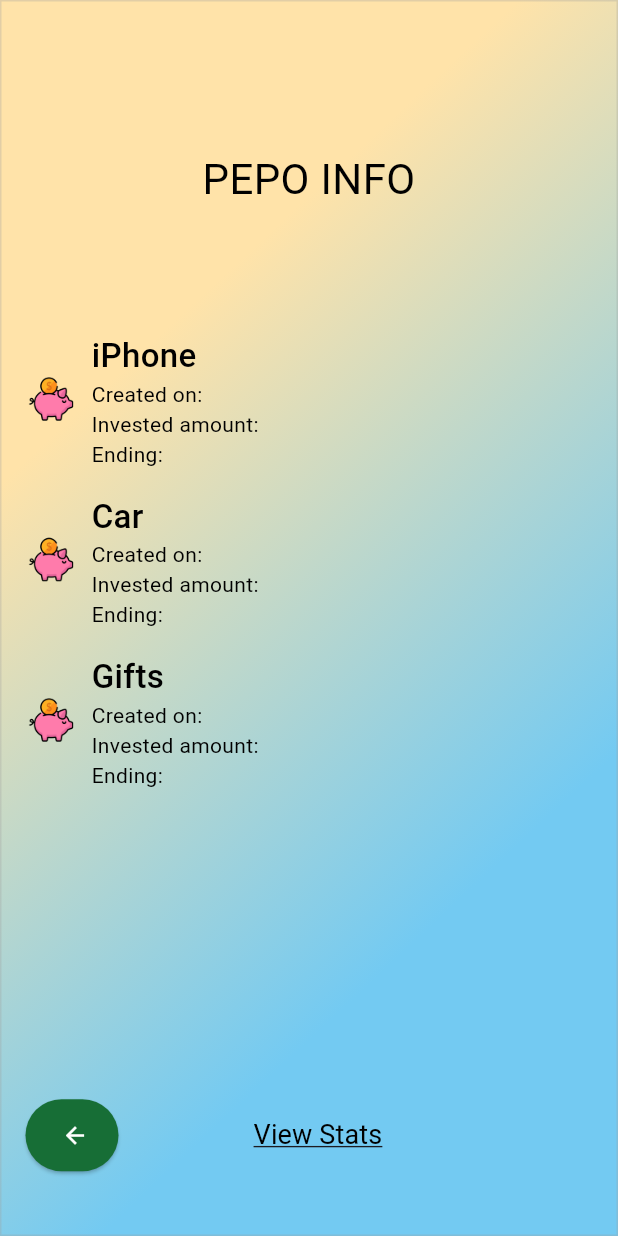
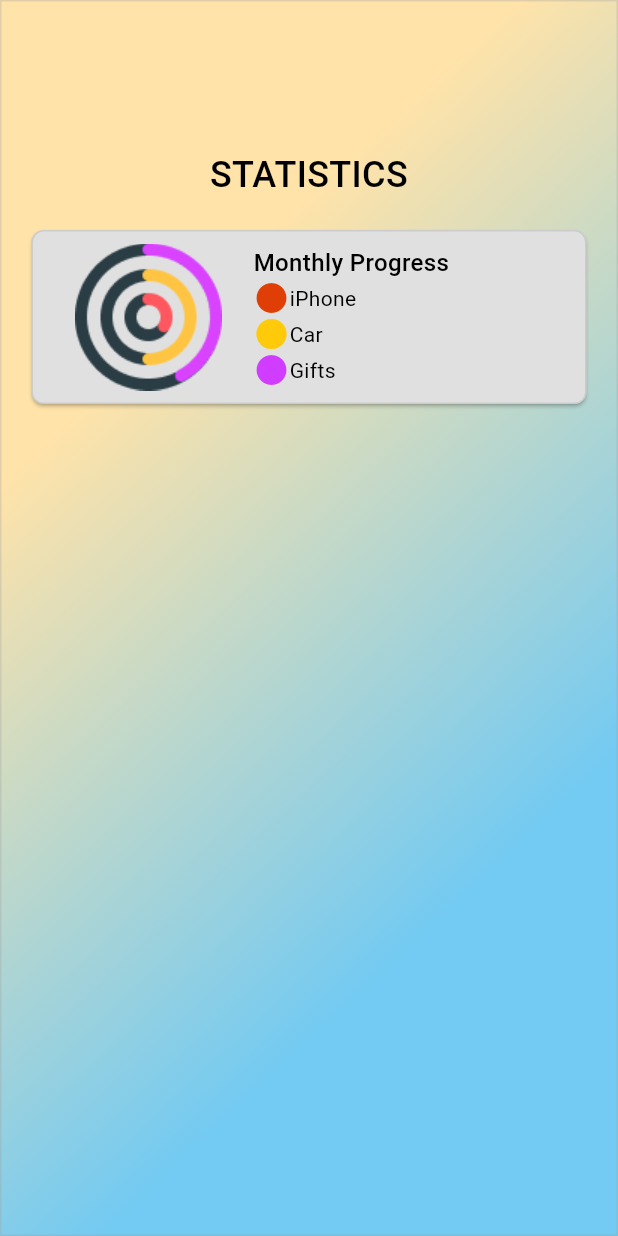
Before and after one commit to pepo-app/pepo, a Flutter app: the PepoListScreen screen opened by its route, after a tap on "View Stats", on a phone screen of 412 x 824 dp. Run offline on Flutter 3.47's test engine with Material 2 defaults, Android fonts, the phone set to English and light mode, and no system bars; our stand-ins replace flutter_secure_storage, get; missing offline and left inert: flutter_custom_cards, flutter_shapes, soundpool; accounts and stored records are empty.

Commit message:
implement pepo list page

```diff
--- a/lib/main.dart
+++ b/lib/main.dart
@@ -11,6 +11,7 @@ import 'package:pepo/screens/splash.dart';
 import 'package:pepo/screens/withdraw.dart';
 
 import 'screens/home.dart';
+import 'screens/stats.dart';
 
 void main() {
   runApp(const MyApp());
@@ -35,7 +36,8 @@ class MyApp extends StatelessWidget {
         GetPage(name: "/withdraw", page: () => WithdrawScreen()),
         GetPage(name: "/settings", page: () => SettingsScreen()),
         GetPage(name: "/piggy/add", page: () => AddPiggyBankScreen()),
-        GetPage(name: "/piggy/list", page: () => PepoListScreen())
+        GetPage(name: "/piggy/list", page: () => PepoListScreen()),
+        GetPage(name: "/piggy/stats", page: () => PepoStatsScreen())
       ],
       theme: ThemeData(useMaterial3: true),
     );
--- a/lib/screens/pepo_list.dart
+++ b/lib/screens/pepo_list.dart
@@ -275,7 +275,7 @@ class PepoListScreen extends StatelessWidget {
                   width: 60,
                 ),
                 TextButton(
-                    onPressed: () {},
+                    onPressed: () => Get.toNamed("/piggy/stats"),
                     child: Text(
                       "View Stats",
                       style: TextStyle(
--- /dev/null
+++ b/lib/screens/stats.dart
@@ -0,0 +1,169 @@
+import 'package:flutter/material.dart';
+
+class PepoStatsScreen extends StatelessWidget {
+  @override
+  Widget build(BuildContext context) {
+    return Scaffold(
+      backgroundColor: Color(0xffffffff),
+      body: Container(
+        margin: EdgeInsets.zero,
+        padding: EdgeInsets.all(16),
+        width: MediaQuery.of(context).size.width,
+        height: MediaQuery.of(context).size.height,
+        decoration: BoxDecoration(
+            shape: BoxShape.rectangle,
+            borderRadius: BorderRadius.zero,
+            border: Border.all(color: Color(0x4d9e9e9e), width: 1),
+            gradient: LinearGradient(
+              colors: [Color(0xFFFFE3A9), Color(0xFF73CAF2)],
+              transform: GradientRotation(120.2),
+            )),
+        child: Column(
+          mainAxisAlignment: MainAxisAlignment.start,
+          crossAxisAlignment: CrossAxisAlignment.stretch,
+          mainAxisSize: MainAxisSize.max,
+          children: [
+            SizedBox(
+              height: MediaQuery.of(context).size.height * 0.1,
+              width: 16,
+            ),
+            Text(
+              "STATISTICS",
+              textAlign: TextAlign.center,
+              overflow: TextOverflow.clip,
+              style: TextStyle(
+                fontWeight: FontWeight.w500,
+                fontStyle: FontStyle.normal,
+                fontSize: 24,
+                color: Color(0xff000000),
+              ),
+            ),
+            SizedBox(
+              height: 16,
+              width: 16,
+            ),
+            Card(
+              margin: EdgeInsets.all(4.0),
+              color: Color(0xffe0e0e0),
+              shadowColor: Color(0xff000000),
+              elevation: 1,
+              shape: RoundedRectangleBorder(
+                borderRadius: BorderRadius.circular(8.0),
+                side: BorderSide(color: Color(0x4d9e9e9e), width: 1),
+              ),
+              child: Padding(
+                padding: const EdgeInsets.all(8.0),
+                child: Row(
+                  mainAxisAlignment: MainAxisAlignment.start,
+                  crossAxisAlignment: CrossAxisAlignment.center,
+                  mainAxisSize: MainAxisSize.max,
+                  children: [
+                    ///***If you have exported images you must have to copy those images in assets/images directory.
+                    Image(
+                      image: AssetImage("assets/stat_graph.png"),
+                      height: 100,
+                      width: 140,
+                      fit: BoxFit.scaleDown,
+                    ),
+
+                    Column(
+                      mainAxisAlignment: MainAxisAlignment.start,
+                      crossAxisAlignment: CrossAxisAlignment.start,
+                      mainAxisSize: MainAxisSize.max,
+                      children: [
+                        Text(
+                          "Monthly Progress",
+                          textAlign: TextAlign.start,
+                          overflow: TextOverflow.clip,
+                          style: TextStyle(
+                            fontWeight: FontWeight.w500,
+                            fontStyle: FontStyle.normal,
+                            fontSize: 16,
+                            color: Color(0xff000000),
+                          ),
+                        ),
+                        Row(
+                          mainAxisAlignment: MainAxisAlignment.start,
+                          crossAxisAlignment: CrossAxisAlignment.center,
+                          mainAxisSize: MainAxisSize.max,
+                          children: [
+                            Icon(
+                              Icons.circle,
+                              color: Color(0xffdf3f07),
+                              size: 24,
+                            ),
+                            Text(
+                              "iPhone",
+                              textAlign: TextAlign.start,
+                              overflow: TextOverflow.clip,
+                              style: TextStyle(
+                                fontWeight: FontWeight.w400,
+                                fontStyle: FontStyle.normal,
+                                fontSize: 14,
+                                color: Color(0xff000000),
+                              ),
+                            ),
+                          ],
+                        ),
+                        Row(
+                          mainAxisAlignment: MainAxisAlignment.start,
+                          crossAxisAlignment: CrossAxisAlignment.center,
+                          mainAxisSize: MainAxisSize.max,
+                          children: [
+                            Icon(
+                              Icons.circle,
+                              color: Color(0xffffca0a),
+                              size: 24,
+                            ),
+                            Text(
+                              "Car",
+                              textAlign: TextAlign.start,
+                              overflow: TextOverflow.clip,
+                              style: TextStyle(
+                                fontWeight: FontWeight.w400,
+                                fontStyle: FontStyle.normal,
+                                fontSize: 14,
+                                color: Color(0xff000000),
+                              ),
+                            ),
+                          ],
+                        ),
+                        Row(
+                          mainAxisAlignment: MainAxisAlignment.start,
+                          crossAxisAlignment: CrossAxisAlignment.center,
+                          mainAxisSize: MainAxisSize.max,
+                          children: [
+                            Icon(
+                              Icons.circle,
+                              color: Color(0xffd13dff),
+                              size: 24,
+                            ),
+                            Text(
+                              "Gifts",
+                              textAlign: TextAlign.start,
+                              overflow: TextOverflow.clip,
+                              style: TextStyle(
+                                fontWeight: FontWeight.w400,
+                                fontStyle: FontStyle.normal,
+                                fontSize: 14,
+                                color: Color(0xff000000),
+                              ),
+                            ),
+                          ],
+                        ),
+                      ],
+                    ),
+                  ],
+                ),
+              ),
+            ),
+            SizedBox(
+              height: 16,
+              width: 16,
+            ),
+          ],
+        ),
+      ),
+    );
+  }
+}
--- a/pubspec.yaml
+++ b/pubspec.yaml
@@ -71,6 +71,7 @@ flutter:
     - assets/piggy_dotted.png
     - assets/rich_piggy.png
     - assets/nav_mask.png
+    - assets/stat_graph.png
 
   # An image asset can refer to one or more resolution-specific "variants", see
   # https://flutter.dev/assets-and-images/#resolution-aware
```
Also changed, not shown: assets/stat_graph.png (added).
